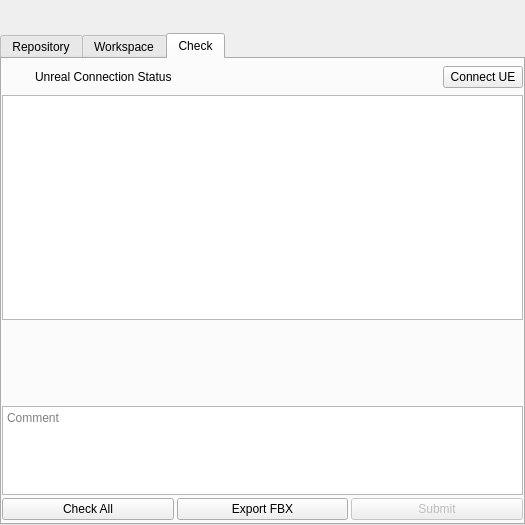
This is maya/ui/main.ui in lonegather/Samkit as Qt 5 draws it before an edit. The edited form follows.
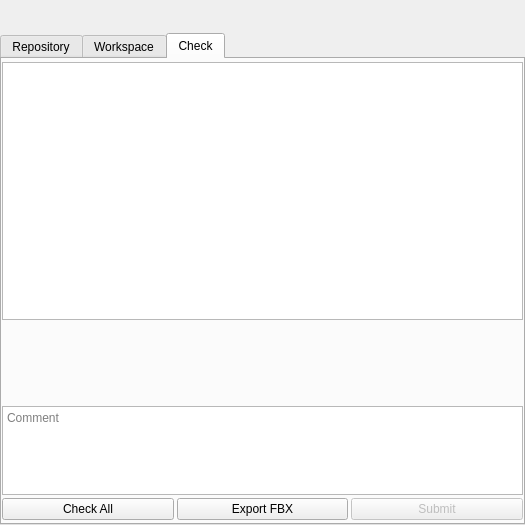
This is the edited form. The open tabs and pages were chosen to show the change.

Commit message: connection to ue

The edit to the form file:
```diff
--- a/maya/ui/main.ui
+++ b/maya/ui/main.ui
@@ -393,7 +393,7 @@
       <attribute name="title">
        <string>Check</string>
       </attribute>
-      <layout class="QVBoxLayout" name="verticalLayout_6" stretch="0,1,0,0,0">
+      <layout class="QVBoxLayout" name="verticalLayout_6" stretch="1,0,0,0">
        <property name="spacing">
         <number>3</number>
        </property>
@@ -409,52 +409,6 @@
        <property name="bottomMargin">
         <number>3</number>
        </property>
-       <item>
-        <layout class="QHBoxLayout" name="horizontalLayout_6">
-         <property name="spacing">
-          <number>3</number>
-         </property>
-         <item>
-          <widget class="QLabel" name="lbl_ue_icon">
-           <property name="minimumSize">
-            <size>
-             <width>30</width>
-             <height>30</height>
-            </size>
-           </property>
-           <property name="maximumSize">
-            <size>
-             <width>30</width>
-             <height>30</height>
-            </size>
-           </property>
-           <property name="text">
-            <string/>
-           </property>
-          </widget>
-         </item>
-         <item>
-          <widget class="QLabel" name="lbl_ue_status">
-           <property name="sizePolicy">
-            <sizepolicy hsizetype="Expanding" vsizetype="Preferred">
-             <horstretch>0</horstretch>
-             <verstretch>0</verstretch>
-            </sizepolicy>
-           </property>
-           <property name="text">
-            <string>Unreal Connection Status</string>
-           </property>
-          </widget>
-         </item>
-         <item>
-          <widget class="QPushButton" name="btn_ue">
-           <property name="text">
-            <string>Connect UE</string>
-           </property>
-          </widget>
-         </item>
-        </layout>
-       </item>
        <item>
         <widget class="QTreeView" name="tv_plugin">
          <property name="indentation">
```
The commit also changes 3 other files.
